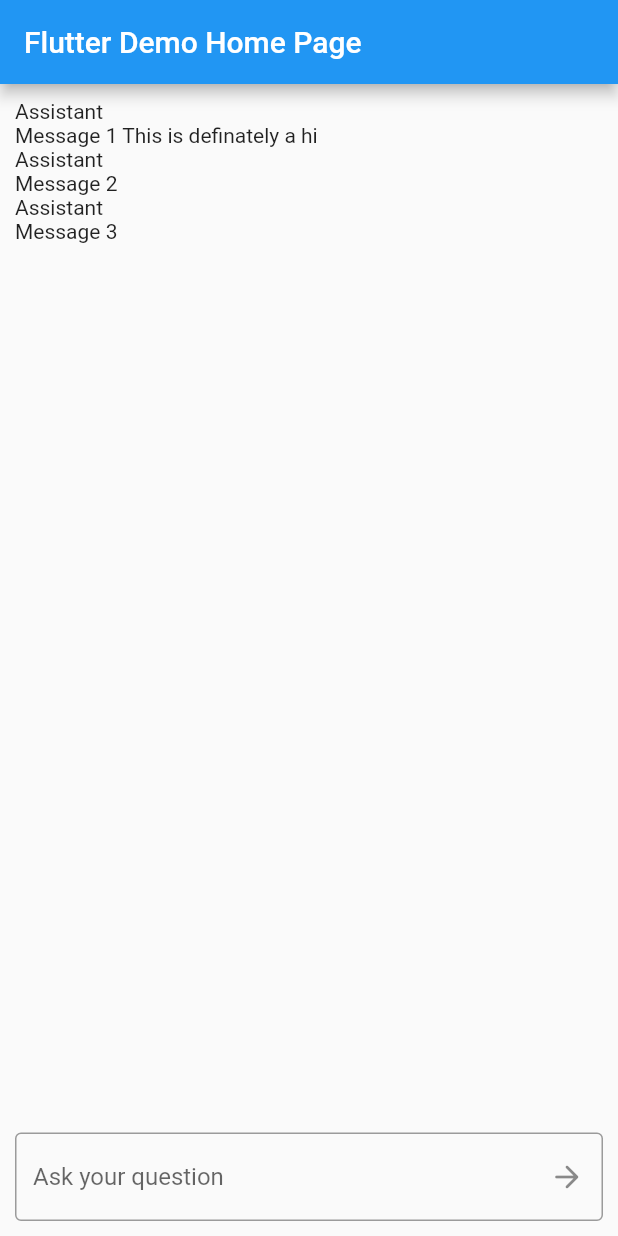
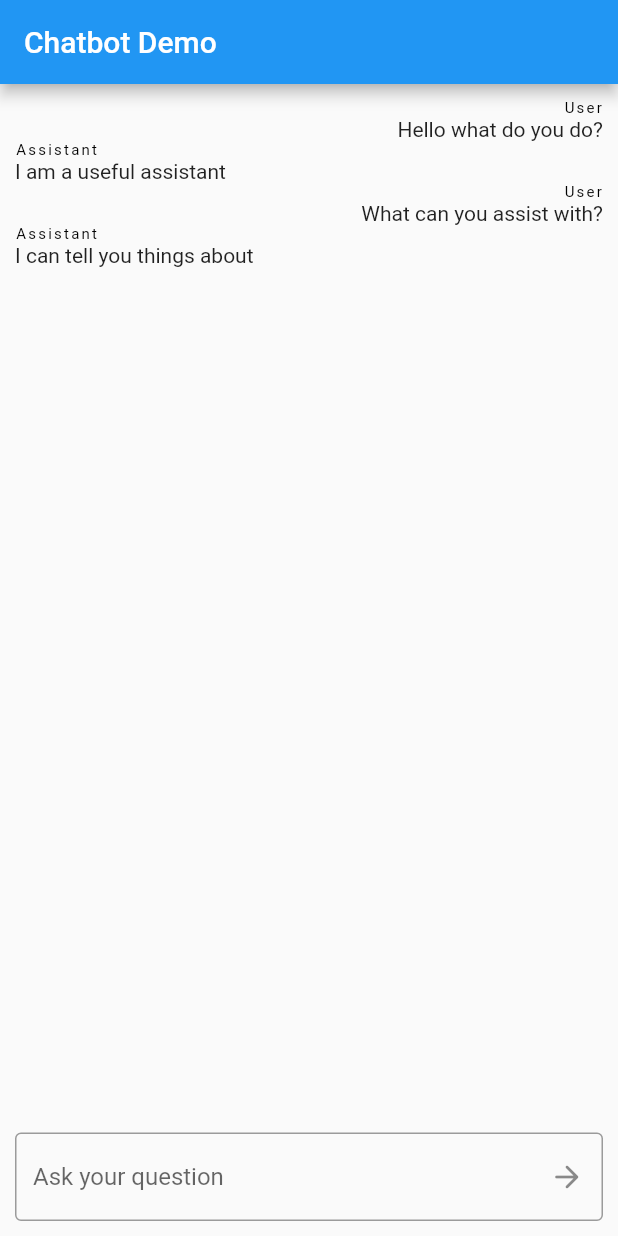
Before and after one commit to cgaaf/residency_bot, a Flutter app: the screen it shows after launch, on a phone screen of 412 x 824 dp. Run offline on Flutter 3.47's test engine with Material 2 defaults, Android fonts, the phone set to English and light mode, and no system bars.

Commit message:
Basic user interface built

```diff
--- a/lib/main.dart
+++ b/lib/main.dart
@@ -1,4 +1,5 @@
 import 'package:flutter/material.dart';
+import 'package:residency_bot/models/message.dart';
 import 'package:residency_bot/widgets/chat_box.dart';
 import 'package:residency_bot/widgets/chat_input.dart';
 
@@ -13,11 +14,11 @@ class MyApp extends StatelessWidget {
   @override
   Widget build(BuildContext context) {
     return MaterialApp(
-      title: 'Flutter Demo',
+      title: 'Chatbot Demo',
       theme: ThemeData(
         primarySwatch: Colors.blue,
       ),
-      home: const MyHomePage(title: 'Flutter Demo Home Page'),
+      home: const MyHomePage(title: 'Chatbot Demo'),
     );
   }
 }
@@ -31,15 +32,12 @@ class MyHomePage extends StatefulWidget {
 }
 
 class _MyHomePageState extends State<MyHomePage> {
-  List<String> _sampleData = [
-    "Message 1 This is definately a hi",
-    "Message 2",
-    "Message 3"
-  ];
+  final List<Message> _sampleData = Message.sampleMessages;
 
   void submitText(String string) {
     setState(() {
-      _sampleData.add(string);
+      Message message = Message(ChatRole.user, string);
+      _sampleData.add(message);
     });
   }
 
--- /dev/null
+++ b/lib/models/message.dart
@@ -0,0 +1,16 @@
+import '../widgets/chat_message.dart';
+
+class Message {
+  Message(this.role, this.content);
+  final ChatRole role;
+  final String content;
+
+  static List<Message> sampleMessages = [
+    Message(ChatRole.user, "Hello what do you do?"),
+    Message(ChatRole.assistant, "I am a useful assistant"),
+    Message(ChatRole.user, "What can you assist with?"),
+    Message(ChatRole.assistant, "I can tell you things about")
+  ];
+}
+
+enum ChatRole { assistant, user }
--- a/lib/widgets/chat_box.dart
+++ b/lib/widgets/chat_box.dart
@@ -1,9 +1,11 @@
 import 'package:flutter/material.dart';
+import 'package:residency_bot/models/message.dart';
+import 'chat_message.dart';
 
 class ChatBox extends StatelessWidget {
   const ChatBox({super.key, required this.messages});
 
-  final List<String> messages;
+  final List<Message> messages;
 
   @override
   Widget build(BuildContext context) {
@@ -16,20 +18,3 @@ class ChatBox extends StatelessWidget {
     );
   }
 }
-
-class ChatMessage extends StatelessWidget {
-  const ChatMessage({super.key, required this.message});
-
-  final String message;
-  @override
-  Widget build(BuildContext context) {
-    return Column(
-      mainAxisAlignment: MainAxisAlignment.spaceEvenly,
-      crossAxisAlignment: CrossAxisAlignment.start,
-      children: [
-        const Text("Assistant"),
-        Text(message),
-      ],
-    );
-  }
-}
--- a/lib/widgets/chat_input.dart
+++ b/lib/widgets/chat_input.dart
@@ -1,11 +1,21 @@
 import 'package:flutter/material.dart';
 
 class ChatInput extends StatelessWidget {
-  const ChatInput({super.key, required this.onSubmitted});
+  ChatInput({super.key, required this.onSubmitted});
 
   final void Function(String) onSubmitted;
 
-  void pressButton() {}
+  void pressButton() {
+    onSubmitHandler(controller.text);
+  }
+
+  void onSubmitHandler(String inputText) {
+    onSubmitted(inputText);
+    controller.clear();
+    print("Input cleared");
+  }
+
+  var controller = TextEditingController();
 
   @override
   Widget build(BuildContext context) {
@@ -13,6 +23,7 @@ class ChatInput extends StatelessWidget {
       children: [
         Expanded(
           child: TextField(
+            controller: controller,
             decoration: InputDecoration(
               border: const OutlineInputBorder(),
               hintText: "Ask your question",
@@ -21,7 +32,7 @@ class ChatInput extends StatelessWidget {
                 icon: const Icon(Icons.arrow_forward_rounded),
               ),
             ),
-            onSubmitted: onSubmitted,
+            onSubmitted: onSubmitHandler,
           ),
         ),
       ],
--- /dev/null
+++ b/lib/widgets/chat_message.dart
@@ -0,0 +1,37 @@
+import 'package:flutter/material.dart';
+
+import '../models/message.dart';
+
+class ChatMessage extends StatelessWidget {
+  const ChatMessage({super.key, required this.message});
+  final Message message;
+
+  bool isAssistant() {
+    return (message.role == ChatRole.assistant);
+  }
+
+  CrossAxisAlignment calcAlignment() {
+    return isAssistant() ? CrossAxisAlignment.start : CrossAxisAlignment.end;
+  }
+
+  String buildLabel() {
+    return isAssistant() ? "Assistant" : "User";
+  }
+
+  @override
+  Widget build(BuildContext context) {
+    return Column(
+      crossAxisAlignment: calcAlignment(),
+      children: [
+        Text(
+          buildLabel(),
+          style: Theme.of(context).textTheme.labelSmall,
+        ),
+        Text(
+          message.content,
+          style: Theme.of(context).textTheme.bodyMedium,
+        ),
+      ],
+    );
+  }
+}
```
